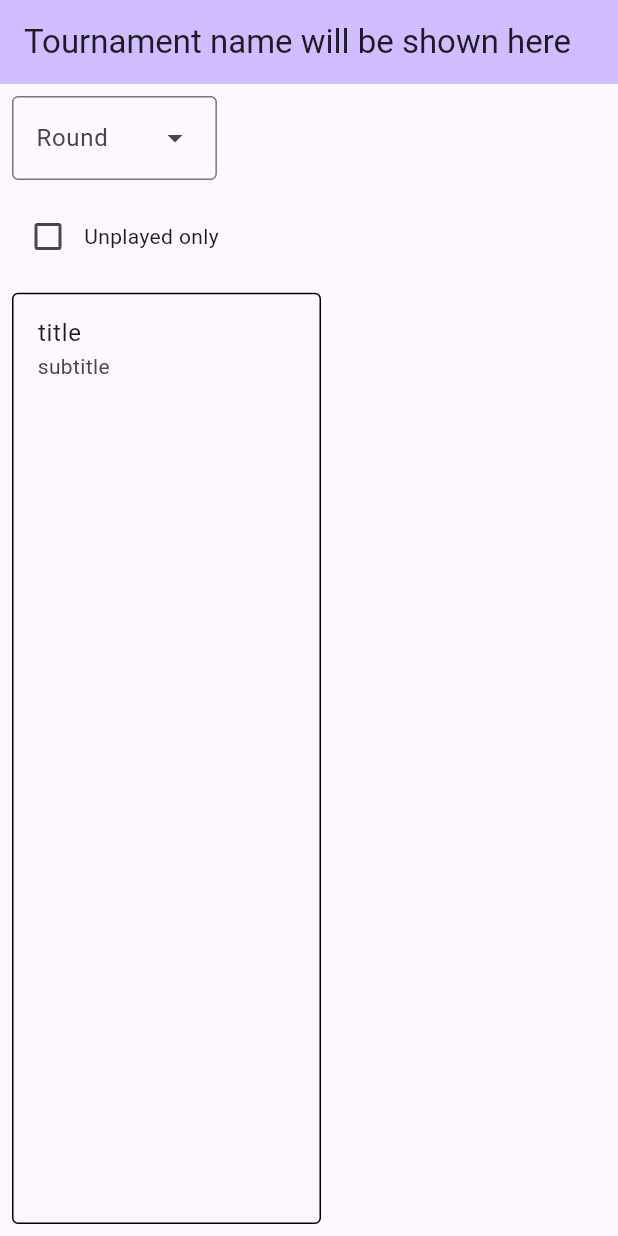
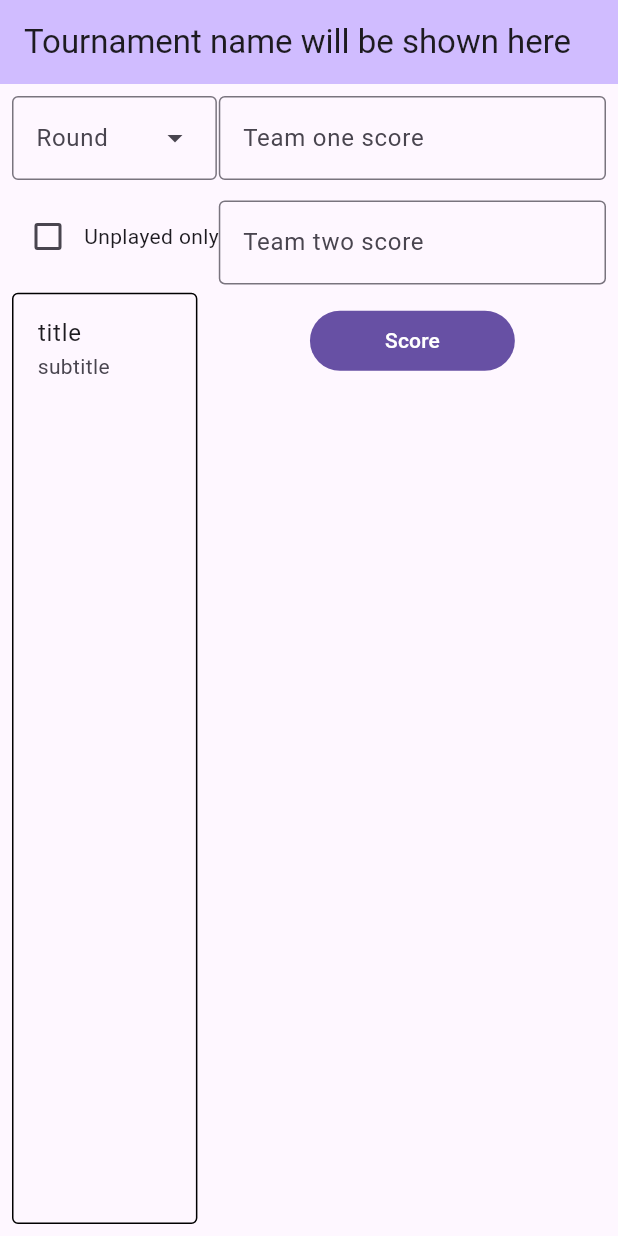
Before and after one commit to berkerozgur/tournament_tracker, a Flutter app: the screen it shows after launch, on a phone screen of 412 x 824 dp. Run offline on Flutter 3.47's test engine with Material 3 defaults, Android fonts, the phone set to English and light mode, and no system bars; our stand-ins replace decimal; missing offline and left inert: window_manager.

Commit message:
Refactor TournamentViewer layout to use Row and Column for better structure; add ScoreField and BorderedListView components for improved functionality.

```diff
--- a/lib/views/tournament_viewer.dart
+++ b/lib/views/tournament_viewer.dart
@@ -1,4 +1,5 @@
 import 'package:flutter/material.dart';
+import 'package:flutter/services.dart';
 
 class TournamentViewer extends StatefulWidget {
   const TournamentViewer({super.key});
@@ -8,7 +9,6 @@ class TournamentViewer extends StatefulWidget {
 }
 
 class _TournamentViewerState extends State<TournamentViewer> {
-  final bool _isChecked = false;
   @override
   Widget build(BuildContext context) {
     return Scaffold(
@@ -18,10 +18,12 @@ class _TournamentViewerState extends State<TournamentViewer> {
       ),
       body: Padding(
         padding: const EdgeInsets.all(8.0),
-        child: Column(
+        child: Row(
+          children: [
+            const Column(
               crossAxisAlignment: CrossAxisAlignment.start,
               children: [
-            const DropdownMenu(
+                DropdownMenu(
                   dropdownMenuEntries: [
                     DropdownMenuEntry<String>(
                       value: 'foo',
@@ -31,12 +33,74 @@ class _TournamentViewerState extends State<TournamentViewer> {
                   label: Text('Round'),
                   width: 136.6,
                 ),
+                SizedBox(height: 13.6),
+                LabeledCheckbox(label: 'Unplayed only'),
+                SizedBox(height: 13.6),
+                Expanded(child: BorderedListView()),
+              ],
+            ),
+            Expanded(
+              child: Column(
+                children: [
+                  const SizedBox(
+                    width: 136.6 * 2,
+                    child: ScoreField(label: 'Team one score'),
+                  ),
                   const SizedBox(height: 13.6),
-            const LabeledCheckbox(label: 'Unplayed only'),
+                  const SizedBox(
+                    width: 136.6 * 2,
+                    child: ScoreField(label: 'Team two score'),
+                  ),
                   const SizedBox(height: 13.6),
-            Expanded(
-              child: SizedBox(
-                width: MediaQuery.of(context).size.width * 0.5,
+                  SizedBox(
+                    width: 136.6,
+                    child: FilledButton(
+                      onPressed: () {},
+                      child: const Text('Score'),
+                    ),
+                  ),
+                ],
+              ),
+            )
+          ],
+        ),
+      ),
+    );
+  }
+}
+
+class ScoreField extends StatelessWidget {
+  final String label;
+
+  const ScoreField({
+    super.key,
+    required this.label,
+  });
+
+  @override
+  Widget build(BuildContext context) {
+    return TextFormField(
+      decoration: InputDecoration(
+        label: Text(label),
+        border: const OutlineInputBorder(),
+      ),
+      inputFormatters: [
+        FilteringTextInputFormatter.allow(RegExp(r'^\d*\.?\d*$')),
+      ],
+      keyboardType: TextInputType.number,
+    );
+  }
+}
+
+class BorderedListView extends StatelessWidget {
+  const BorderedListView({
+    super.key,
+  });
+
+  @override
+  Widget build(BuildContext context) {
+    return SizedBox(
+      width: MediaQuery.of(context).size.width * 0.3,
       child: Container(
         decoration: BoxDecoration(
           border: Border.all(color: Colors.black),
@@ -50,11 +114,6 @@ class _TournamentViewerState extends State<TournamentViewer> {
               subtitle: Text('subtitle'),
             );
           },
-                  ),
-                ),
-              ),
-            )
-          ],
         ),
       ),
     );
```
Lines whose indentation alone changed are shown as unchanged.
